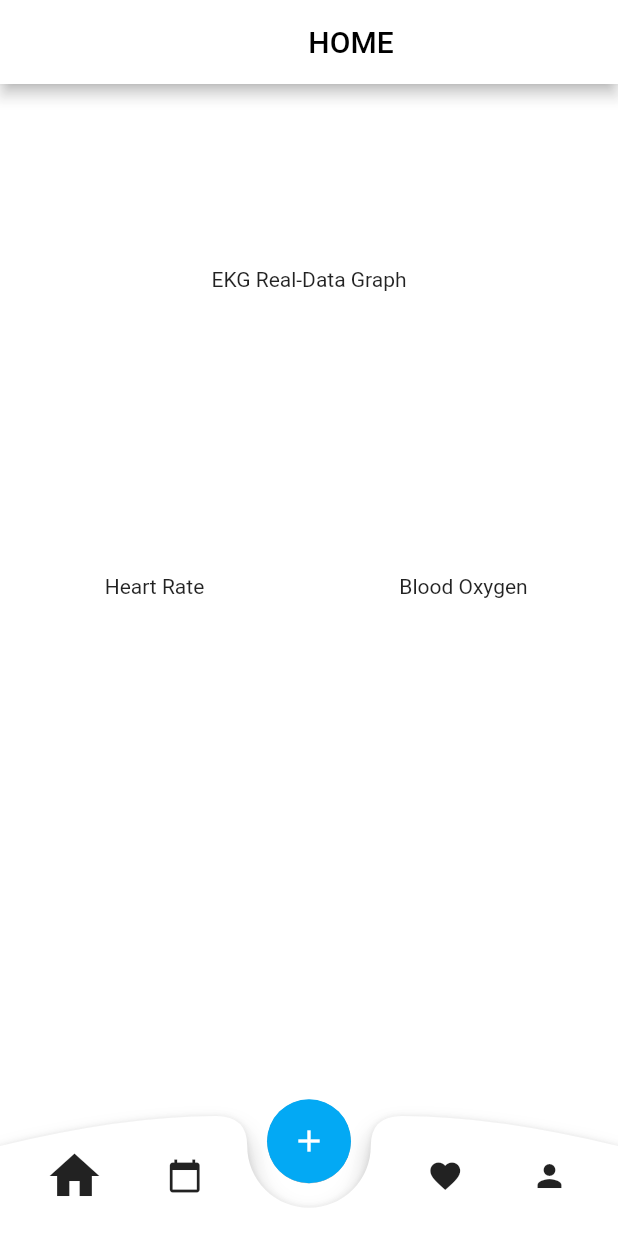
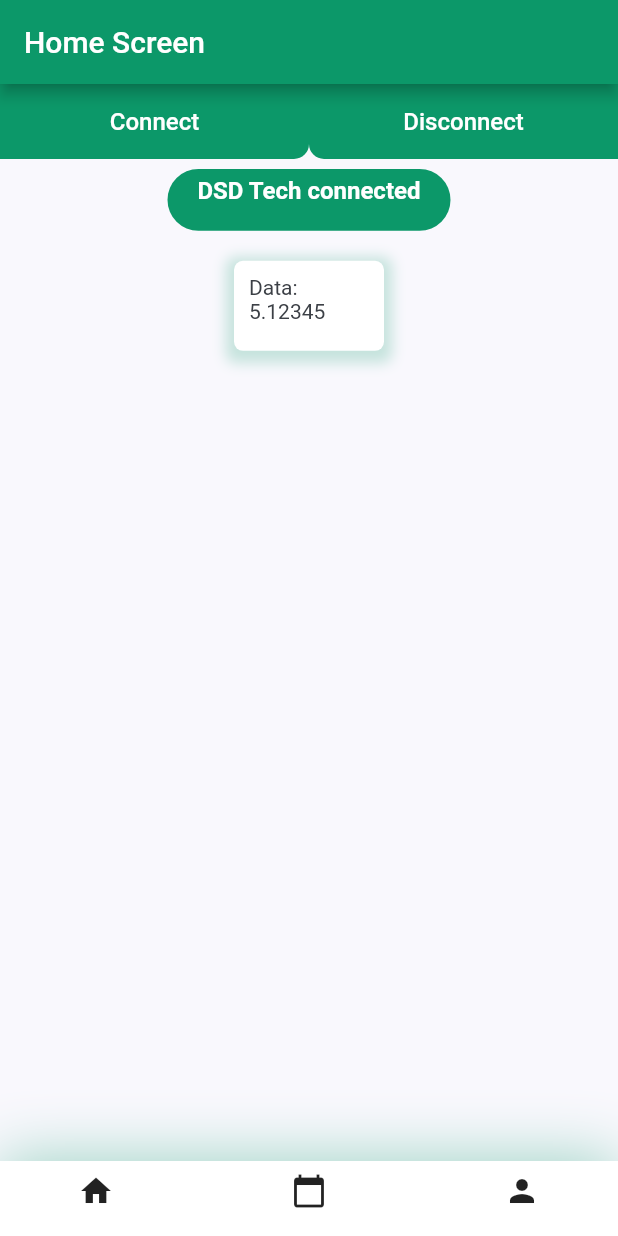
Before and after one commit to dmartinm95/Capstone-Project, a Flutter app: the HomeScreen screen opened directly, on a phone screen of 412 x 824 dp. Run offline on Flutter 3.47's test engine with Material 2 defaults, Android fonts, the light colour scheme and no system bars; our stand-ins replace flutter_blue.

Commit message:
Redesigned HomeScreen to have separate dart files for each widget, still need to work on implementing blueeoth capability

```diff
--- a/kardio_care_app/lib/constants/app_constants.dart
+++ b/kardio_care_app/lib/constants/app_constants.dart
@@ -0,0 +1,7 @@
+import 'package:flutter/material.dart';
+
+const kPrimaryColor = Color(0xFF0C9869);
+const kTextColor = Color(0xFF3C4046);
+const kBackgroundColor = Color(0xFFF9F8FD);
+
+const double kDefaultPadding = 20.0;
--- a/kardio_care_app/lib/main.dart
+++ b/kardio_care_app/lib/main.dart
@@ -1,5 +1,6 @@
 import 'package:flutter/material.dart';
-import 'screens/home/home.dart';
+import 'package:kardio_care_app/screens/home/home_screen.dart';
+import 'constants/app_constants.dart';
 import 'util/bluetooth.dart';
 
 void main() {
@@ -11,12 +12,15 @@
   @override
   Widget build(BuildContext context) {
     return MaterialApp(
-      title: 'kardiocare',
+      debugShowCheckedModeBanner: false,
+      title: 'Home Screen',
       theme: ThemeData(
-        primarySwatch: Colors.blue,
+        scaffoldBackgroundColor: kBackgroundColor,
+        primaryColor: kPrimaryColor,
+        textTheme: Theme.of(context).textTheme.apply(bodyColor: kTextColor),
+        visualDensity: VisualDensity.adaptivePlatformDensity,
       ),
-      debugShowCheckedModeBanner: false,
-      home: BluetoothFeature(),
+      home: HomeScreen(),
     );
   }
 }
--- /dev/null
+++ b/kardio_care_app/lib/screens/home/body.dart
@@ -0,0 +1,25 @@
+import 'package:flutter/material.dart';
+import 'package:flutter_blue/flutter_blue.dart';
+import 'package:kardio_care_app/constants/app_constants.dart';
+
+import 'connect_disconnect_btns.dart';
+import 'data_card.dart';
+import 'device_status_text.dart';
+
+class Body extends StatelessWidget {
+  const Body({Key key}) : super(key: key);
+
+  @override
+  Widget build(BuildContext context) {
+    Size size = MediaQuery.of(context).size;
+    return SingleChildScrollView(
+      child: Column(
+        children: [
+          ConnectDisconnectBtns(),
+          DeviceStatusText(deviceName: "DSD Tech", isConnected: true),
+          DataCard(dataValue: 5.12345),
+        ],
+      ),
+    );
+  }
+}
--- /dev/null
+++ b/kardio_care_app/lib/screens/home/connect_disconnect_btns.dart
@@ -0,0 +1,69 @@
+import 'package:flutter/material.dart';
+import 'package:kardio_care_app/constants/app_constants.dart';
+
+class ConnectDisconnectBtns extends StatelessWidget {
+  const ConnectDisconnectBtns({
+    Key key,
+    this.pressConnectBtn,
+    this.pressDisconnectBtn,
+  }) : super(key: key);
+
+  final Function pressConnectBtn;
+  final Function pressDisconnectBtn;
+
+  @override
+  Widget build(BuildContext context) {
+    Size size = MediaQuery.of(context).size;
+    return Container(
+      child: Row(
+        children: [
+          SizedBox(
+            width: size.width / 2,
+            height: 50,
+            child: TextButton(
+              onPressed: pressConnectBtn,
+              style: TextButton.styleFrom(
+                backgroundColor: kPrimaryColor,
+                shape: RoundedRectangleBorder(
+                  borderRadius: BorderRadius.only(
+                    bottomRight: Radius.circular(10),
+                  ),
+                ),
+              ),
+              child: Text(
+                "Connect",
+                style: TextStyle(
+                  color: Colors.white,
+                  fontSize: 16,
+                ),
+              ),
+            ),
+          ),
+          Expanded(
+            child: SizedBox(
+              height: 50,
+              child: TextButton(
+                onPressed: pressDisconnectBtn,
+                style: TextButton.styleFrom(
+                  backgroundColor: kPrimaryColor,
+                  shape: RoundedRectangleBorder(
+                    borderRadius: BorderRadius.only(
+                      bottomLeft: Radius.circular(10),
+                    ),
+                  ),
+                ),
+                child: Text(
+                  "Disconnect",
+                  style: TextStyle(
+                    color: Colors.white,
+                    fontSize: 16,
+                  ),
+                ),
+              ),
+            ),
+          ),
+        ],
+      ),
+    );
+  }
+}
--- /dev/null
+++ b/kardio_care_app/lib/screens/home/data_card.dart
@@ -0,0 +1,33 @@
+import 'package:flutter/material.dart';
+import 'package:kardio_care_app/constants/app_constants.dart';
+
+class DataCard extends StatelessWidget {
+  const DataCard({
+    Key key,
+    this.dataValue,
+  }) : super(key: key);
+
+  final double dataValue;
+
+  @override
+  Widget build(BuildContext context) {
+    return Container(
+      padding: EdgeInsets.all(kDefaultPadding / 2),
+      height: 60,
+      width: 100,
+      decoration: BoxDecoration(
+        color: Colors.white,
+        borderRadius: BorderRadius.circular(6),
+        boxShadow: [
+          BoxShadow(
+            offset: Offset(0, 3),
+            blurRadius: 7,
+            spreadRadius: 5,
+            color: kPrimaryColor.withOpacity(0.22),
+          ),
+        ],
+      ),
+      child: Text('Data:\n$dataValue'),
+    );
+  }
+}
--- /dev/null
+++ b/kardio_care_app/lib/screens/home/device_status_text.dart
@@ -0,0 +1,57 @@
+import 'package:flutter/material.dart';
+import 'package:kardio_care_app/constants/app_constants.dart';
+
+class DeviceStatusText extends StatelessWidget {
+  const DeviceStatusText({
+    Key key,
+    this.deviceName,
+    this.isConnected,
+  }) : super(key: key);
+
+  final String deviceName;
+  final bool isConnected;
+
+  @override
+  Widget build(BuildContext context) {
+    Size size = MediaQuery.of(context).size;
+    return Container(
+      margin:
+          EdgeInsets.only(bottom: kDefaultPadding, top: kDefaultPadding / 3),
+      child: Stack(
+        children: [
+          Container(
+            padding: EdgeInsets.only(
+              top: kDefaultPadding * 0.25,
+              left: kDefaultPadding,
+              right: kDefaultPadding,
+            ),
+            height: size.height * 0.05,
+            decoration: BoxDecoration(
+              color: kPrimaryColor,
+              borderRadius: BorderRadius.all(
+                Radius.circular(36),
+              ),
+            ),
+            child: (isConnected)
+                ? Text(
+                    '$deviceName connected',
+                    style: TextStyle(
+                      color: Colors.white,
+                      fontWeight: FontWeight.bold,
+                      fontSize: 16,
+                    ),
+                  )
+                : Text(
+                    'Not yet connected',
+                    style: TextStyle(
+                      color: Colors.white,
+                      fontWeight: FontWeight.bold,
+                      fontSize: 16,
+                    ),
+                  ),
+          ),
+        ],
+      ),
+    );
+  }
+}
--- /dev/null
+++ b/kardio_care_app/lib/screens/home/home_screen.dart
@@ -0,0 +1,24 @@
+import 'package:flutter/material.dart';
+import 'package:kardio_care_app/screens/home/body.dart';
+import 'package:kardio_care_app/util/my_bottom_nav_bar.dart';
+
+class HomeScreen extends StatelessWidget {
+  const HomeScreen({Key key}) : super(key: key);
+
+  @override
+  Widget build(BuildContext context) {
+    return Scaffold(
+      appBar: buildAppBar(),
+      body: Body(),
+      bottomNavigationBar: MyBottomNavBar(),
+    );
+  }
+
+  AppBar buildAppBar() {
+    return AppBar(
+      title: Text(
+        "Home Screen",
+      ),
+    );
+  }
+}
--- /dev/null
+++ b/kardio_care_app/lib/util/bluetooth_connect.dart
@@ -0,0 +1,49 @@
+import 'package:flutter/material.dart';
+import 'package:flutter_blue/flutter_blue.dart';
+
+class BluetoothConnect extends StatefulWidget {
+  BluetoothConnect({Key key}) : super(key: key);
+
+  final FlutterBlue flutterBlue = FlutterBlue.instance;
+  final String deviceName = "DSD Tech";
+
+  @override
+  _BluetoothConnectState createState() => _BluetoothConnectState();
+}
+
+class _BluetoothConnectState extends State<BluetoothConnect> {
+  bool isConnected = false;
+  BluetoothDevice connectedDevice;
+
+  @override
+  Widget build(BuildContext context) {
+    Size size = MediaQuery.of(context).size;
+
+    return Row(
+      children: [
+        SizedBox(
+          width: size.width / 2,
+          height: 50,
+          child: TextButton(
+            onPressed: () {},
+            style: TextButton.styleFrom(
+              backgroundColor: Colors.blue,
+              shape: RoundedRectangleBorder(
+                borderRadius: BorderRadius.only(
+                  bottomRight: Radius.circular(20),
+                ),
+              ),
+            ),
+            child: Text(
+              "Connect",
+              style: TextStyle(
+                color: Colors.white,
+                fontSize: 16,
+              ),
+            ),
+          ),
+        )
+      ],
+    );
+  }
+}
--- /dev/null
+++ b/kardio_care_app/lib/util/my_bottom_nav_bar.dart
@@ -0,0 +1,47 @@
+import 'package:flutter/material.dart';
+import 'package:kardio_care_app/constants/app_constants.dart';
+
+class MyBottomNavBar extends StatelessWidget {
+  const MyBottomNavBar({
+    Key key,
+  }) : super(key: key);
+
+  @override
+  Widget build(BuildContext context) {
+    return Container(
+      padding: EdgeInsets.only(
+        left: kDefaultPadding * 2,
+        right: kDefaultPadding * 2,
+        bottom: kDefaultPadding,
+      ),
+      height: 50,
+      decoration: BoxDecoration(
+        color: Colors.white,
+        boxShadow: [
+          BoxShadow(
+            offset: Offset(0, -2),
+            blurRadius: 35,
+            color: kPrimaryColor.withOpacity(0.38),
+          ),
+        ],
+      ),
+      child: Row(
+        mainAxisAlignment: MainAxisAlignment.spaceBetween,
+        children: [
+          IconButton(
+            onPressed: () {},
+            icon: const Icon(Icons.home),
+          ),
+          IconButton(
+            onPressed: () {},
+            icon: const Icon(Icons.calendar_today),
+          ),
+          IconButton(
+            onPressed: () {},
+            icon: const Icon(Icons.person),
+          ),
+        ],
+      ),
+    );
+  }
+}
```
